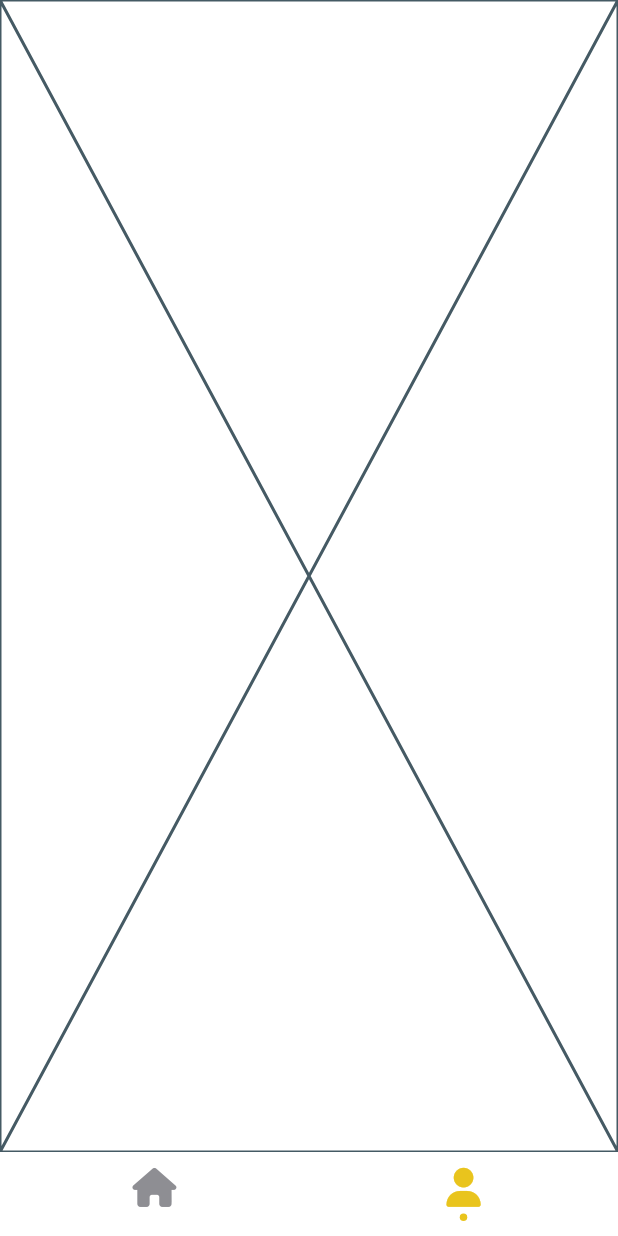
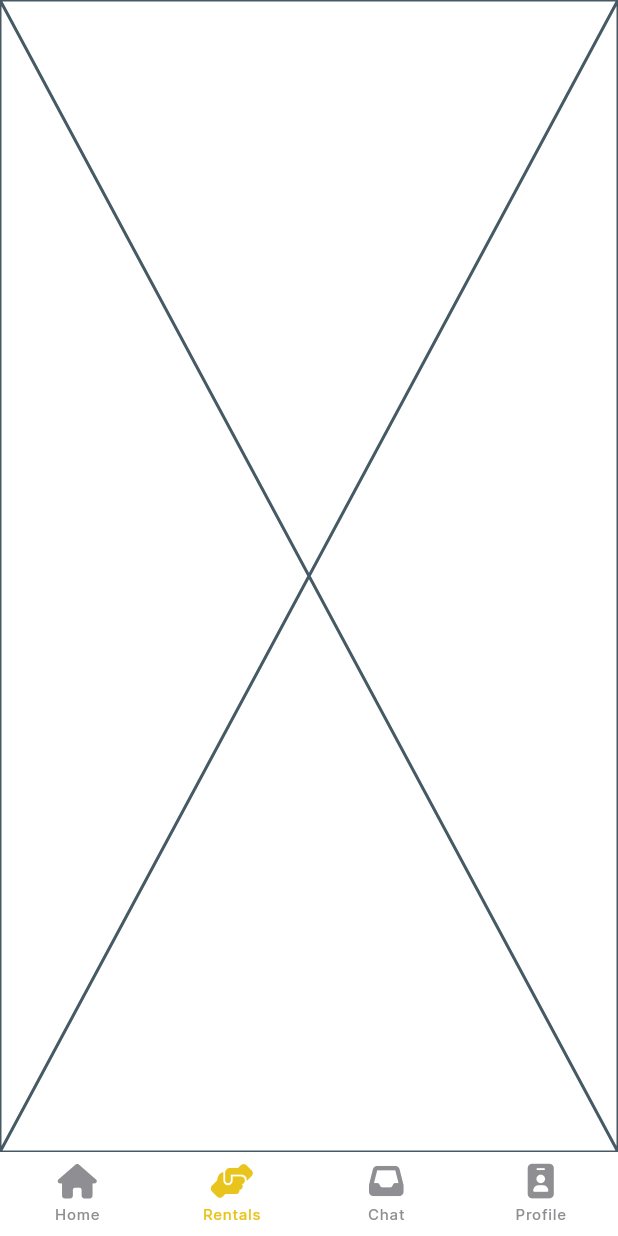
Before and after one commit to chiekkored/lend, a Flutter app: the screen it shows after launch, item 2 of the bottom bar chosen, on a phone screen of 412 x 824 dp. Run offline on Flutter 3.47's test engine with Material 3 defaults, Android fonts, the light colour scheme and no system bars; drawn by our look-alikes of persistent_bottom_nav_bar_v2; our stand-ins replace cached_network_image, cloud_firestore, firebase_auth, firebase_core, font_awesome_flutter, get and 3 more; accounts and stored records are empty; generated files the repository leaves out were written again.

Commit message:
Home Page Updates

```diff
--- a/lib/core/bindings/navigation/navigation.binding.dart
+++ b/lib/core/bindings/navigation/navigation.binding.dart
@@ -1,9 +1,12 @@
 import 'package:get/get.dart';
+import 'package:lend/presentation/controllers/home/home.controller.dart';
 import 'package:lend/presentation/controllers/navigation/navigation.controller.dart';
 
 class NavigationBinding extends Bindings {
   @override
   void dependencies() {
     Get.put(NavigationController());
+
+    Get.put(HomeController());
   }
 }
--- a/lib/core/bindings/root.binding.dart
+++ b/lib/core/bindings/root.binding.dart
@@ -1,14 +1,9 @@
 import 'package:get/get.dart';
 import 'package:lend/presentation/controllers/auth/auth.controller.dart';
-import 'package:lend/presentation/controllers/home/home.controller.dart';
-import 'package:lend/presentation/controllers/navigation/navigation.controller.dart';
 
 class RootBinding extends Bindings {
   @override
   void dependencies() {
-    Get.put(NavigationController());
     Get.put(AuthController(), permanent: true);
-
-    Get.put(HomeController());
   }
 }
--- a/lib/main.dart
+++ b/lib/main.dart
@@ -1,5 +1,6 @@
 import 'package:flutter/material.dart';
 import 'package:get/get.dart';
+import 'package:lend/core/bindings/navigation/navigation.binding.dart';
 import 'package:lend/core/bindings/root.binding.dart';
 import 'package:lend/core/services/main.service.dart';
 import 'package:lend/presentation/pages/navigation/navigation.page.dart';
@@ -19,14 +20,22 @@ class Root extends StatelessWidget {
   @override
   Widget build(BuildContext context) {
     return GetMaterialApp(
+      title: 'Lend',
       debugShowCheckedModeBanner: false,
       theme: ThemeData(
-          scaffoldBackgroundColor: LNDColors.white,
+          scaffoldBackgroundColor: LNDColors.outline,
           primarySwatch: Colors.green,
           splashColor: LNDColors.primary,
           fontFamily: 'Inter'),
       initialBinding: RootBinding(),
-      home: const NavigationPage(),
+      getPages: [
+        GetPage(
+          name: NavigationPage.routeName,
+          page: () => const NavigationPage(),
+          binding: NavigationBinding(),
+        ),
+      ],
+      initialRoute: NavigationPage.routeName,
     );
   }
 }
--- /dev/null
+++ b/lib/presentation/controllers/asset/asset.controller.dart
@@ -0,0 +1,5 @@
+import 'package:get/get.dart';
+
+class AssetController extends GetxController {
+  static final instance = Get.find<AssetController>();
+}
--- a/lib/presentation/controllers/home/home.controller.dart
+++ b/lib/presentation/controllers/home/home.controller.dart
@@ -1,58 +1,100 @@
-import 'package:flutter/material.dart';
-import 'package:font_awesome_flutter/font_awesome_flutter.dart';
+import 'package:cloud_firestore/cloud_firestore.dart';
 import 'package:get/get.dart';
+import 'package:lend/core/models/asset.model.dart';
+import 'package:lend/utilities/constants/collections.constant.dart';
+import 'package:lend/utilities/enums/categories.enum.dart';
+import 'package:lend/utilities/helpers/loggers.helper.dart';
 
 class HomeController extends GetxController {
   static final instance = Get.find<HomeController>();
 
-  final RxInt _selectedCategoryIndex = 0.obs;
+  final assetsCollection =
+      FirebaseFirestore.instance.collection(LNDCollections.assets);
 
-  int get selectedCategoryIndex => _selectedCategoryIndex.value;
+  final Rx<Categories> _selectedCategory = Rx(Categories.all);
+  final RxBool _isLoading = false.obs;
 
-  List<Categories> get categories => [
-        Categories(
-          label: 'All',
-          icon: FontAwesomeIcons.globe,
-        ),
-        Categories(
-          label: 'Electronics & Gadgets',
-          icon: FontAwesomeIcons.computer,
-        ),
-        Categories(
-          label: 'Audio Equipments',
-          icon: FontAwesomeIcons.guitar,
-        ),
-        Categories(
-          label: 'Outdoor Gears',
-          icon: FontAwesomeIcons.personHiking,
-        ),
-        Categories(
-          label: 'Appliances',
-          icon: FontAwesomeIcons.blenderPhone,
-        ),
-        Categories(
-          label: 'Event Supplies',
-          icon: FontAwesomeIcons.headset,
-        ),
-        Categories(
-          label: 'Vehicles',
-          icon: FontAwesomeIcons.car,
-        ),
-      ];
+  final RxList<AssetModel> _assets = <AssetModel>[].obs;
+
+  bool get isLoading => _isLoading.value;
+  Categories get selectedCategory => _selectedCategory.value;
+  List<AssetModel> get assets => _assets;
+
+  @override
+  void onReady() {
+    getAssets();
+
+    super.onReady();
+  }
 
   @override
   void onClose() {
-    _selectedCategoryIndex.close();
+    _selectedCategory.close();
+    _assets.close();
+    _isLoading.close();
 
     super.onClose();
   }
 
-  void setSelectedCategory(int index) => _selectedCategoryIndex.value = index;
+  Future<void> getAssets([Categories category = Categories.all]) async {
+    _isLoading.value = true;
+
+    try {
+      Query query = assetsCollection;
+
+      if (category != Categories.all) {
+        query = query.where('category', isEqualTo: category.label);
+      }
+
+      final result = await query.get();
+
+      _assets.value = result.docs
+          .map((assets) =>
+              AssetModel.fromMap(assets.data() as Map<String, dynamic>))
+          .toList();
+    } catch (e, st) {
+      LNDLogger.e(e.toString(), error: e, stackTrace: st);
+    }
+
+    _isLoading.value = false;
+  }
+
+  void setSelectedCategory(Categories category) {
+    _selectedCategory.value = category;
+
+    getAssets(category);
+  }
+
+  void postAssets() async {
+    final batch = FirebaseFirestore.instance.batch();
+    for (var asset in sampleAssets) {
+      batch.set(assetsCollection.doc(), asset.toMap());
+    }
+    await batch.commit();
+    Get.snackbar('Success', 'Add Success');
+    getAssets();
+  }
+
+  List<AssetModel> sampleAssets = [
+    AssetModel(
+      ownerId: 'wvBJK1u8UkJOXABCtiKy',
+      title: 'Canon EOS R5 Camera',
+      description:
+          'High-resolution mirrorless camera perfect for professional photography.',
+      category: 'Electronics',
+      rates: Rates(daily: 1500, custom: 'Weekly: 9000'),
+      availability: [
+        Timestamp.fromDate(DateTime(2025, 3, 20)),
+        Timestamp.fromDate(DateTime(2025, 3, 21)),
+        Timestamp.fromDate(DateTime(2025, 3, 22)),
+      ],
+      location: GeoPoint(10.6840, 122.9563), // Bacolod City coordinates
+      images: [
+        'https://www.the-digital-picture.com/Images/Review/Canon-EOS-R5.jpg',
+        'https://www.dpreview.com/files/p/articles/7757595702/20200709-Canon-EOS-R5-Product-Images-1.jpeg',
+      ],
+      createdAt: Timestamp.now(),
+      status: 'Available',
+    ),
+  ];
 }
-
-class Categories {
-  final String label;
-  final IconData icon;
-
-  Categories({required this.label, required this.icon});
-}
--- a/lib/presentation/pages/navigation/navigation.page.dart
+++ b/lib/presentation/pages/navigation/navigation.page.dart
@@ -1,6 +1,7 @@
 import 'package:flutter/material.dart';
 import 'package:font_awesome_flutter/font_awesome_flutter.dart';
 import 'package:get/get.dart';
+import 'package:lend/presentation/common/texts.common.dart';
 import 'package:lend/presentation/controllers/navigation/navigation.controller.dart';
 import 'package:lend/presentation/pages/navigation/components/home/home.page.dart';
 import 'package:lend/presentation/pages/navigation/components/profile/profile.page.dart';
@@ -8,6 +9,7 @@ import 'package:lend/utilities/constants/colors.constant.dart';
 import 'package:persistent_bottom_nav_bar_v2/persistent_bottom_nav_bar_v2.dart';
 
 class NavigationPage extends GetView<NavigationController> {
+  static const routeName = '/navigation';
   const NavigationPage({super.key});
 
   @override
@@ -17,8 +19,12 @@ class NavigationPage extends GetView<NavigationController> {
       tabs: [
         PersistentTabConfig(
           item: ItemConfig(
-            // textStyle: SPZText.mediumStyle.copyWith(fontSize: 10.0),
-            icon: const FaIcon(FontAwesomeIcons.house),
+            title: 'Home',
+            textStyle: LNDText.mediumStyle.copyWith(fontSize: 10.0),
+            icon: const FaIcon(
+              FontAwesomeIcons.house,
+              size: 23.0,
+            ),
             activeForegroundColor: LNDColors.primary,
             inactiveBackgroundColor: LNDColors.unselected,
           ),
@@ -26,15 +32,45 @@ class NavigationPage extends GetView<NavigationController> {
         ),
         PersistentTabConfig(
           item: ItemConfig(
-            // textStyle: SPZText.mediumStyle.copyWith(fontSize: 10.0),
-            icon: const FaIcon(FontAwesomeIcons.solidUser),
+            title: 'Rentals',
+            textStyle: LNDText.mediumStyle.copyWith(fontSize: 10.0),
+            icon: const FaIcon(
+              FontAwesomeIcons.handshakeAngle,
+              size: 23.0,
+            ),
+            activeForegroundColor: LNDColors.primary,
+            inactiveBackgroundColor: LNDColors.unselected,
+          ),
+          screen: const ProfilePage(),
+        ),
+        PersistentTabConfig(
+          item: ItemConfig(
+            title: 'Chat',
+            textStyle: LNDText.mediumStyle.copyWith(fontSize: 10.0),
+            icon: const FaIcon(
+              FontAwesomeIcons.inbox,
+              size: 23.0,
+            ),
+            activeForegroundColor: LNDColors.primary,
+            inactiveBackgroundColor: LNDColors.unselected,
+          ),
+          screen: const ProfilePage(),
+        ),
+        PersistentTabConfig(
+          item: ItemConfig(
+            title: 'Profile',
+            textStyle: LNDText.mediumStyle.copyWith(fontSize: 10.0),
+            icon: const FaIcon(
+              FontAwesomeIcons.solidIdBadge,
+              size: 23.0,
+            ),
             activeForegroundColor: LNDColors.primary,
             inactiveBackgroundColor: LNDColors.unselected,
           ),
           screen: const ProfilePage(),
         ),
       ],
-      navBarBuilder: (navBarConfig) => Style5BottomNavBar(
+      navBarBuilder: (navBarConfig) => Style1BottomNavBar(
         navBarConfig: navBarConfig,
       ),
     );
--- /dev/null
+++ b/lib/utilities/constants/collections.constant.dart
@@ -0,0 +1,6 @@
+class LNDCollections {
+  static const users = "users";
+  static const assets = "assets";
+  static const bookings = "bookings";
+  static const reviews = "reviews";
+}
```
Also changed, not shown: lib/core/models/asset.model.dart (added, +188 -0 lines), lib/presentation/common/images.common.dart (added, +113 -0 lines), lib/presentation/pages/asset/asset.page.dart (added, +12 -0 lines), lib/presentation/pages/navigation/components/home/home.page.dart (+68 -33 lines), lib/utilities/enums/categories.enum.dart (added, +16 -0 lines), lib/utilities/extensions/int.extension.dart (added, +7 -0 lines), pubspec.yaml (+8 -0 lines), assets/images/placeholder.png (added), pubspec.lock, 3 other files.
